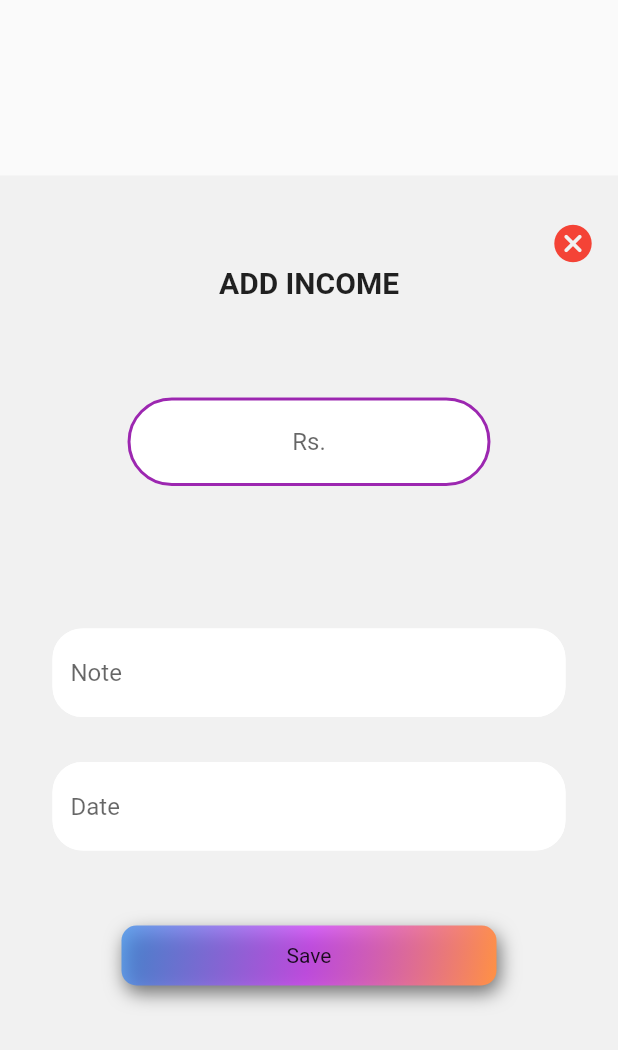
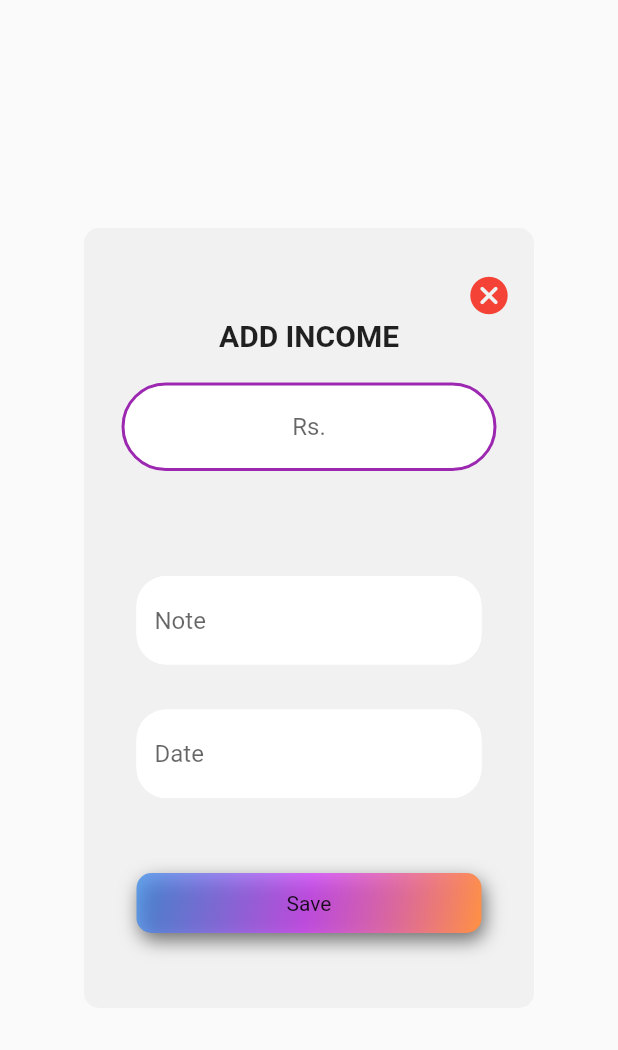
Before and after one commit to jayantamahato/flutterApp, a Flutter app: what incomeContent() shows on an empty page, opened directly with empty values, on a phone screen of 412 x 824 dp. Shown: the top 1050 px of the screen. Run offline on Flutter 3.47's test engine with Material 2 defaults, Android fonts, the phone set to English and light mode, and no system bars; our stand-ins replace shared_preferences; accounts and stored records are empty; network calls fail.

Commit message:
final sunmit

```diff
--- a/lib/pages/addIncome.dart
+++ b/lib/pages/addIncome.dart
@@ -101,8 +101,13 @@ class _incomeContentState extends State<incomeContent> {
     }
 
     return Center(
+      child: SingleChildScrollView(
         child: Container(
+          decoration: BoxDecoration(
+            borderRadius: BorderRadius.circular(10),
             color: const Color.fromARGB(255, 241, 241, 241),
+          ),
+          width: 300,
           padding: const EdgeInsets.symmetric(vertical: 30, horizontal: 15),
           child: SingleChildScrollView(
             child: Column(
@@ -128,18 +133,12 @@ class _incomeContentState extends State<incomeContent> {
                   "ADD INCOME",
                   style: TextStyle(fontWeight: FontWeight.bold, fontSize: 20),
                 ),
-              const SizedBox(
-                height: 20,
-              ),
 
                 Container(
-                padding:
-                    const EdgeInsets.symmetric(vertical: 20.0, horizontal: 70),
+                  padding: const EdgeInsets.symmetric(
+                      vertical: 20.0, horizontal: 10),
                   child: Column(
                     children: [
-                    const SizedBox(
-                      height: 25,
-                    ),
                       TextFormField(
                         controller: amountController,
                         textAlign: TextAlign.center,
@@ -153,9 +152,6 @@ class _incomeContentState extends State<incomeContent> {
                             borderRadius: BorderRadius.circular(50.0),
                           ),
                         ),
-                    ),
-                    const SizedBox(
-                      height: 25,
                       ),
                     ],
                   ),
@@ -235,6 +231,7 @@ class _incomeContentState extends State<incomeContent> {
             ),
           ),
         ),
+      ),
     );
   }
 }
```
Also changed, not shown: lib/pages/addExpenses.dart (+20 -19 lines), lib/pages/register.dart (+13 -13 lines), lib/pages/signIn.dart (+5 -26 lines). Lines whose indentation alone changed are shown as unchanged.
